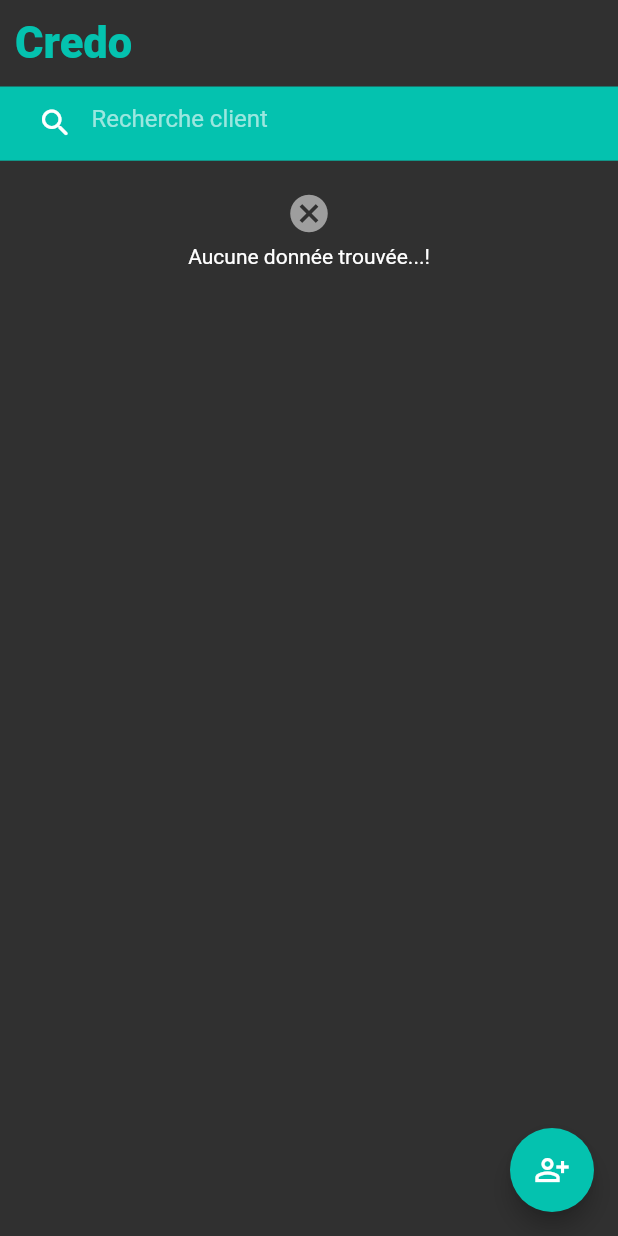
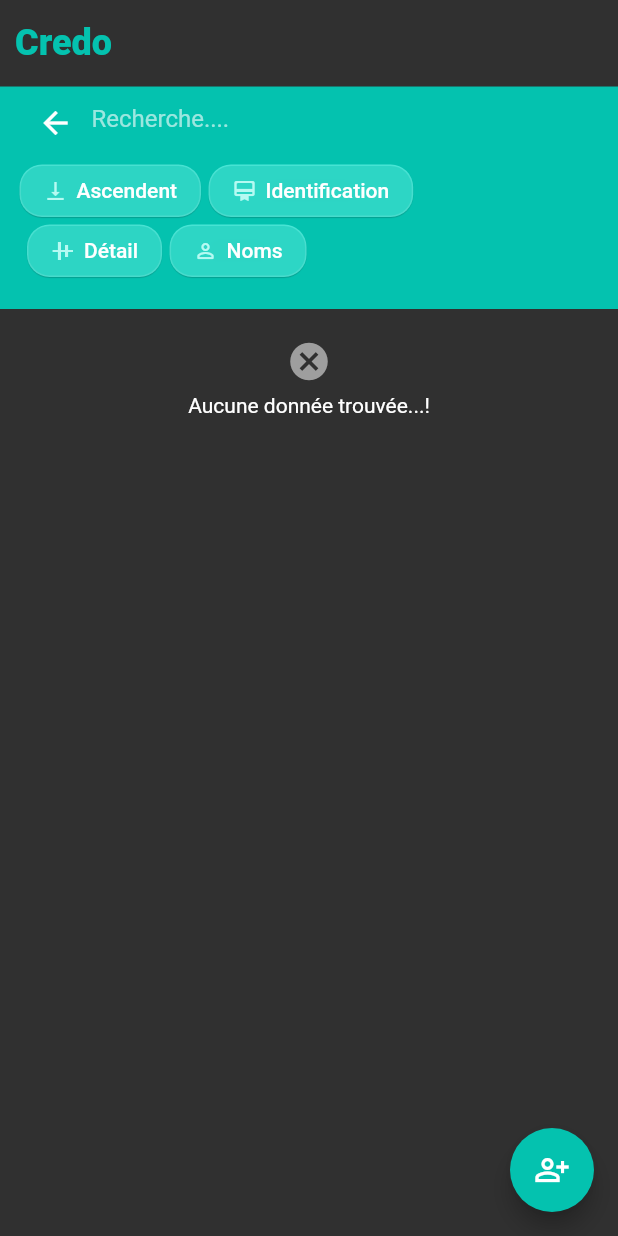
Before and after one commit to OnlyKal/credo, a Flutter app: the Home screen opened directly, after a tap on the "search" icon, on a phone screen of 412 x 824 dp. Run offline on Flutter 3.47's test engine with Material 2 defaults, Android fonts, the phone set to English and light mode, and no system bars; our stand-ins replace fluttertoast, shared_preferences, sqflite; missing offline and left inert: fluttercontactpicker; accounts and stored records are empty.

Commit message:
home pages okey

```diff
--- a/lib/INTERFACES/home.dart
+++ b/lib/INTERFACES/home.dart
@@ -1,3 +1,4 @@
+import 'package:flutter/gestures.dart';
 import 'package:flutter/material.dart';
 import '../EXPORTS/exports.files.dart';
 import 'package:fluttercontactpicker/fluttercontactpicker.dart';
@@ -37,12 +38,38 @@ class _HomeState extends State<Home> {
     }
   }
 
+  var _filter = 'name';
+  _onFilterClientByName() {
+    setState(() {
+      _filter = 'name';
+    });
+  }
+
+  _onFilterClientById() {
+    setState(() {
+      _filter = 'Id';
+    });
+  }
+
+  _onFilterClientByDetail() {
+    setState(() {
+      _filter = 'description';
+    });
+  }
+
+  var _inverse = 'ASC';
+  _onFilter() {
+    setState(() {
+      _inverse == 'ASC' ? _inverse = 'DESC' : _inverse = 'ASC';
+    });
+  }
+
   Client customer = const Client();
   Transaction transaction = const Transaction();
   @override
   void initState() {
     setState(() {
-      customer.get();
+      customer.get(_filter, _inverse);
     });
     super.initState();
   }
@@ -56,7 +83,8 @@ class _HomeState extends State<Home> {
             height: fullHeight(context),
             width: fullWidth(context),
             child: Column(children: [
-              SizedBox(
+              StatefulBuilder(builder: ((context, setState) {
+                return SizedBox(
                   width: fullWidth(context),
                   child: Column(
                       mainAxisAlignment: MainAxisAlignment.center,
@@ -67,37 +95,36 @@ class _HomeState extends State<Home> {
                         SizedBox(
                           height: fullHeight(context) * 0.07,
                           child: Padding(
-                            padding: const EdgeInsets.only(left: 10, right: 10),
+                              padding:
+                                  const EdgeInsets.only(left: 10, right: 10),
                               child: Row(
-                              mainAxisAlignment: MainAxisAlignment.spaceBetween,
+                                mainAxisAlignment:
+                                    MainAxisAlignment.spaceBetween,
                                 children: [
                                   Row(
-                                  crossAxisAlignment: CrossAxisAlignment.center,
+                                    crossAxisAlignment:
+                                        CrossAxisAlignment.center,
                                     mainAxisAlignment: MainAxisAlignment.start,
                                     children: const [
                                       Text(
                                         'Credo',
                                         style: TextStyle(
                                           fontWeight: FontWeight.w900,
-                                          fontSize: 29,
-                                          color: greencolor),
+                                          fontSize: 24,
+                                          color: greencolor,
+                                        ),
                                       ),
                                     ],
                                   ),
                                   Row(children: [
-                                  // IconButton(
-                                  //     onPressed: () {},
-                                  //     icon: const Icon(
-                                  //       Icons.notifications_active,
-                                  //       color: Colors.white,
-                                  //     )),
                                     if (searchBar == false)
                                       IconButton(
                                           onPressed: () => setState(
                                               () => searchBar = !searchBar),
                                           icon: const Icon(
                                             Icons.search_rounded,
-                                          color: Colors.white,
+                                            color: Color.fromARGB(
+                                                255, 179, 178, 178),
                                           )),
                                   ])
                                 ],
@@ -111,50 +138,106 @@ class _HomeState extends State<Home> {
                         else
                           Container(
                               color: greencolor,
-                          height: fullHeight(context) * 0.06,
+                              height: fullHeight(context) * 0.18,
                               child: Padding(
-                            padding: const EdgeInsets.only(left: 13, right: 13),
-                            child: TextField(
+                                  padding: const EdgeInsets.only(
+                                      left: 13, right: 13),
+                                  child: Column(
+                                    children: [
+                                      TextField(
                                         controller: seachcontroller,
                                         onChanged: (value) {
                                           setState(() {
                                             _searchResult = value.toString();
-                                  if (seachcontroller.text == '') {
-                                    searchBar = false;
-                                  }
+                                            if (seachcontroller.text == '') {}
                                           });
                                         },
                                         decoration: InputDecoration(
-                                  hintText: 'Recherche client',
+                                            hintText: 'Recherche....',
                                             prefixIcon: IconButton(
-                                      onPressed: () => setState(() {
+                                                onPressed: () {
+                                                  setState(() {
                                                     searchBar = !searchBar;
                                                     if (searchBar == false) {
                                                       seachcontroller.text = '';
                                                     }
-                                          }),
+                                                  });
+                                                },
                                                 icon: const Icon(
-                                        Icons.search_rounded,
+                                                  Icons.arrow_back,
                                                   color: Colors.white,
                                                 )),
-                                  enabledBorder: const UnderlineInputBorder(
-                                      borderSide: BorderSide.none),
+                                            enabledBorder:
+                                                const UnderlineInputBorder(
+                                                    borderSide:
+                                                        BorderSide.none),
                                             border: const UnderlineInputBorder(
                                                 borderSide: BorderSide.none),
-                                  focusedBorder: const UnderlineInputBorder(
-                                      borderSide: BorderSide.none)),
+                                            focusedBorder:
+                                                const UnderlineInputBorder(
+                                                    borderSide:
+                                                        BorderSide.none)),
                                       ),
+                                      const SizedBox(
+                                        height: 4,
                                       ),
+                                      Row(
+                                        children: [
+                                          searchBtn(
+                                              _inverse == 'ASC'
+                                                  ? Icons
+                                                      .vertical_align_bottom_sharp
+                                                  : Icons
+                                                      .vertical_align_top_sharp,
+                                              _inverse == 'ASC'
+                                                  ? 'Ascendent'
+                                                  : 'Descendant',
+                                              _onFilter),
+                                          const SizedBox(
+                                            width: 5,
+                                          ),
+                                          searchBtn(
+                                              Icons.card_membership_rounded,
+                                              'Identification',
+                                              _onFilterClientById),
+                                          const SizedBox(
+                                            width: 5,
+                                          ),
+                                        ],
+                                      ),
+                                      const SizedBox(
+                                        height: 5,
+                                      ),
+                                      Row(
+                                        children: [
+                                          const SizedBox(
+                                            width: 5,
+                                          ),
+                                          searchBtn(
+                                              Icons.align_vertical_center,
+                                              'Détail',
+                                              _onFilterClientByDetail),
+                                          const SizedBox(
+                                            width: 5,
+                                          ),
+                                          searchBtn(
+                                              Icons.person_outline_rounded,
+                                              'Noms',
+                                              _onFilterClientByName),
+                                        ],
                                       )
+                                    ],
+                                  )))
                       ]),
-              ),
+                );
+              })),
               Expanded(
                   child: Padding(
                 padding: const EdgeInsets.only(left: 17, right: 17),
                 child: FutureBuilder<dynamic>(
                     future: _searchResult != ''
                         ? customer.getLike(_searchResult)
-                        : customer.get(),
+                        : customer.get(_filter, _inverse),
                     builder: (BuildContext context,
                         AsyncSnapshot<dynamic> curtomer) {
                       if (curtomer.hasError) {
@@ -164,7 +247,7 @@ class _HomeState extends State<Home> {
                         return _error('Une erreur est produite...!');
                       }
                       if (curtomer.connectionState == ConnectionState.waiting) {
-                        return _waiting('Attente des données..');
+                        return const Text('');
                       }
                       if (curtomer.connectionState == ConnectionState.done) {
                         if (curtomer.hasData) {
@@ -368,6 +451,60 @@ class _HomeState extends State<Home> {
         ));
   }
 
+  Widget searchBtn(icon, title, event) {
+    return SizedBox(
+        height: 35,
+        child: OutlinedButton(
+            style: OutlinedButton.styleFrom(
+                elevation: 0.3,
+                shape: RoundedRectangleBorder(
+                    borderRadius: BorderRadius.circular(15)),
+                backgroundColor: Color.fromARGB(181, 62, 242, 224)),
+            onPressed: event,
+            child: Row(
+              children: [
+                Icon(
+                  icon,
+                  size: 16,
+                  color: const Color.fromARGB(255, 182, 250, 242),
+                ),
+                const SizedBox(
+                  width: 6,
+                ),
+                Text(
+                  title,
+                  style: const TextStyle(color: Colors.white),
+                )
+              ],
+            )));
+
+    // GestureDetector(
+    //   behavior: HitTestBehavior.translucent,
+    //   onTap: event,
+    //   child: Container(
+    //     height: 35,
+    //     decoration: BoxDecoration(
+    //         color: const Color.fromARGB(181, 7, 234, 211),
+    //         borderRadius: BorderRadius.circular(15)),
+    //     child: Padding(
+    //         padding: const EdgeInsets.only(left: 10, right: 10),
+    //         child: Row(
+    //           children: [
+    //             Icon(
+    //               icon,
+    //               size: 16,
+    //               color: const Color.fromARGB(255, 162, 245, 236),
+    //             ),
+    //             const SizedBox(
+    //               width: 6,
+    //             ),
+    //             Text(title)
+    //           ],
+    //         )),
+    //   ),
+    // );
+  }
+
   Widget balanceCDF(context, cusromerId) {
     return FutureBuilder<dynamic>(
         future: transaction.getCdf(cusromerId),
--- a/lib/MODELS/client.dart
+++ b/lib/MODELS/client.dart
@@ -41,9 +41,9 @@ class Client {
     return db.add("clients", toMapWithId());
   }
 
-  Future get() {
+  Future get(filter,inverse) {
     Db db = Db();
-    return db.fetch("SELECT * FROM clients ORDER BY name ASC");
+    return db.fetch("SELECT * FROM clients ORDER BY $filter $inverse");
   }
 
   Future getById(int id) {
```
Also changed, not shown: lib/INTERFACES/transactions.dart (+1 -6 lines), lib/MODELS/db.dart (+9 -9 lines), lib/MODELS/transaction.dart (+1 -6 lines). Lines whose indentation alone changed are shown as unchanged.
